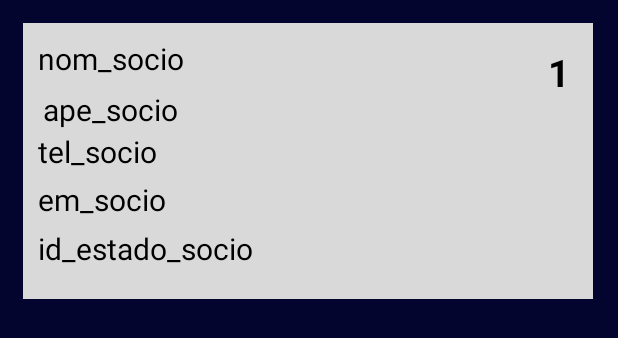
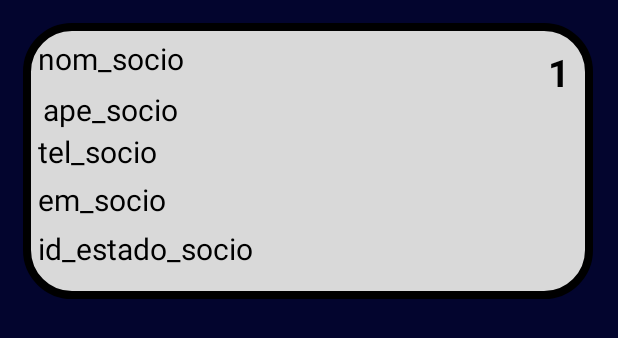
Before and after one commit to Brian1921/Front_Parc, an Android app: the layout list_socios.xml on its own in the app's theme, with its tools: preview values and no code run, on a phone screen of 412 x 824 dp. Shown: the top 338 px of the screen. Run offline under Robolectric (Android 15) with nearby library versions, the phone set to English and light mode, and no system bars; network calls fail.

Commit message:
list_socios

```diff
--- a/app/src/main/res/drawable/bordes.xml
+++ b/app/src/main/res/drawable/bordes.xml
@@ -2,5 +2,5 @@
 <shape xmlns:android="http://schemas.android.com/apk/res/android">
     <solid android:color="#D9D9D9"></solid>
     <corners android:radius="30dp"></corners>
-    <stroke android:color="#E10E0E" android:width="2dp"></stroke>
-        </shape>
+    <stroke android:color="@color/black" android:width="5dp"></stroke>
+</shape>
--- a/app/src/main/res/layout/list_socios.xml
+++ b/app/src/main/res/layout/list_socios.xml
@@ -13,7 +13,7 @@
         android:layout_marginBottom="15dp"
         android:layout_marginTop="15dp"
         android:layout_marginRight="15dp"
-        android:background="#D9D9D9">
+        android:background="@drawable/bordes">
 
 
         <TextView
```
